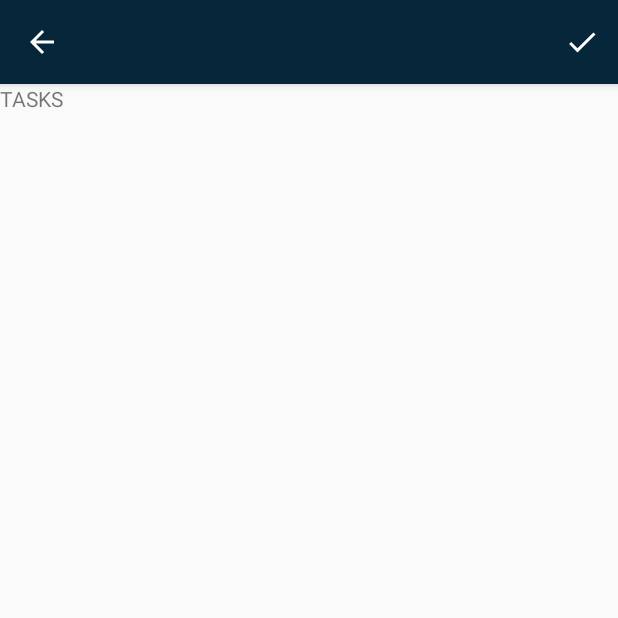
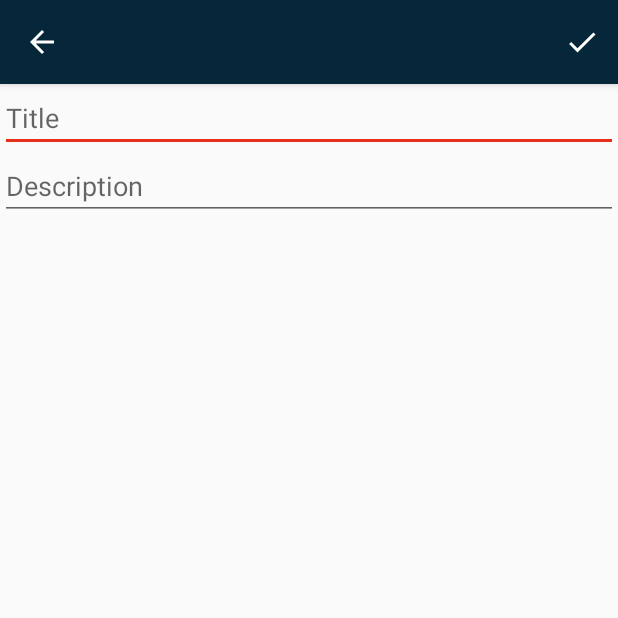
Before and after one commit to EGAMAGZ/Keeper-Deprecated-, an Android app: the AddTaskActivity screen opened directly, with no data from a screen before it, on a phone screen of 412 x 824 dp, the top half of it. Run offline under Robolectric (Android 15) with nearby library versions, the phone set to English and light mode, and no system bars.

Commit message:
AddTask SQLite Store

```diff
--- a/app/src/main/java/com/android/keeper/AddTaskActivity.java
+++ b/app/src/main/java/com/android/keeper/AddTaskActivity.java
@@ -1,30 +1,44 @@
 package com.android.keeper;
 
+import android.content.ContentValues;
+import android.content.Intent;
+import android.database.sqlite.SQLiteDatabase;
 import android.support.v4.content.ContextCompat;
 import android.support.v7.app.AppCompatActivity;
 import android.os.Bundle;
 import android.support.v7.widget.Toolbar;
 import android.view.Menu;
 import android.view.MenuItem;
+import android.widget.EditText;
+import android.widget.Toast;
+
+import com.android.keeper.localdb.SQLiteConnection;
+import com.android.keeper.localdb.utilities.TasksUtilities;
 
 public class AddTaskActivity extends AppCompatActivity {
+
+    private EditText TaskTitle,TaskDescription;
 
     @Override
     protected void onCreate(Bundle savedInstanceState) {
         super.onCreate(savedInstanceState);
         setContentView(R.layout.activity_add_task);
 
+        TaskTitle=(EditText) findViewById(R.id.task_title);
+        TaskDescription=(EditText) findViewById(R.id.task_description);
+
         Toolbar toolbar=findViewById(R.id.toolbar);
         setSupportActionBar(toolbar);
 
-        getSupportActionBar().setDisplayShowTitleEnabled(false);
-        getSupportActionBar().setDisplayHomeAsUpEnabled(true);
+        getSupportActionBar().setDisplayShowTitleEnabled(false);//Unables toolbar's title
+        getSupportActionBar().setDisplayHomeAsUpEnabled(true);//Add return button
 
         getWindow().setStatusBarColor(ContextCompat.getColor(this,R.color.thirdColor));
     }
 
     @Override
     public boolean onCreateOptionsMenu(Menu menu) {
+        /* Creates items/menus on ToolBar*/
         getMenuInflater().inflate(R.menu.add_task_toolbar_menu,menu);
 
         return true;
@@ -34,9 +48,26 @@ public class AddTaskActivity extends AppCompatActivity {
     public boolean onOptionsItemSelected(MenuItem item) {
 
         switch(item.getItemId()){
-
+            case R.id.toolbar_save:
+                StoreNewTask();
+                Toast.makeText(getApplicationContext(),"Saved2",Toast.LENGTH_SHORT).show();
+                Intent intent=new Intent(this,MainActivity.class);
+                startActivity(intent);
+                break;
         }
 
         return true;
     }
+
+    private void StoreNewTask(){
+        SQLiteConnection conn=new SQLiteConnection(this,"keeper_db",null,1);
+        SQLiteDatabase db=conn.getWritableDatabase();
+
+        ContentValues values=new ContentValues();
+        values.put(TasksUtilities.COLUMN_TASK_TITLE,TaskTitle.getText().toString());
+        values.put(TasksUtilities.COLUMN_TASK_DESCRIPTION,TaskDescription.getText().toString());
+
+        Long resultId=db.insert(TasksUtilities.TABLE_NAME,TasksUtilities.COLUMN_TASK_ID,values);
+        //Toast.makeText(getApplicationContext(),"ID:"+resultId,Toast.LENGTH_SHORT);
+    }
 }
--- a/app/src/main/java/com/android/keeper/localdb/utilities/TasksUtilities.java
+++ b/app/src/main/java/com/android/keeper/localdb/utilities/TasksUtilities.java
@@ -6,5 +6,5 @@ public class TasksUtilities {
     public static final String COLUMN_TASK_TITLE="task_title";
     public static final String COLUMN_TASK_DESCRIPTION="task_description";
 
-    public static final String CREATE_TASKS_TABLE="CREATE TABLE "+TABLE_NAME+"("+COLUMN_TASK_ID+" INTEGER PRIMARY KEY NULL,"+COLUMN_TASK_TITLE+" TEXT,"+COLUMN_TASK_DESCRIPTION+" TEXT)";
+    public static final String CREATE_TASKS_TABLE="CREATE TABLE "+TABLE_NAME+"("+COLUMN_TASK_ID+" INTEGER PRIMARY KEY NULL,"+COLUMN_TASK_TITLE+" TEXT NOT NULL,"+COLUMN_TASK_DESCRIPTION+" TEXT NOT NULL)";
 }
--- a/app/src/main/res/layout/activity_add_task.xml
+++ b/app/src/main/res/layout/activity_add_task.xml
@@ -14,8 +14,27 @@
         app:popupTheme="@style/ThemeOverlay.AppCompat.Light"
         android:background="@color/thirdColor"
         android:elevation="4dp"></android.support.v7.widget.Toolbar>
-    <TextView
+    <LinearLayout
         android:layout_width="match_parent"
-        android:layout_height="wrap_content" android:text="TASKS"></TextView>
+        android:layout_height="match_parent"
+        android:orientation="vertical">
+
+        <EditText
+            android:id="@+id/task_title"
+            android:layout_width="match_parent"
+            android:layout_height="wrap_content"
+            android:ems="10"
+            android:hint="Title"
+            android:inputType="textPersonName" />
+
+        <EditText
+            android:id="@+id/task_description"
+            android:layout_width="match_parent"
+            android:layout_height="wrap_content"
+            android:ems="10"
+            android:gravity="start|top"
+            android:inputType="textMultiLine"
+            android:hint="Description"/>
+    </LinearLayout>
 
 </LinearLayout>
```
